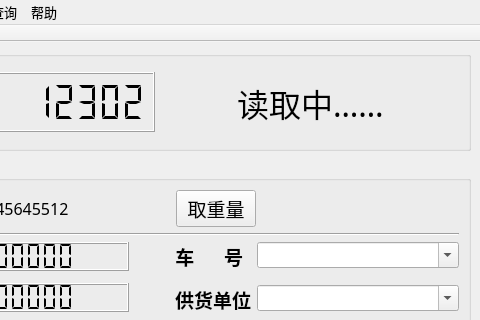
Old version of the form ui/balance.ui in the repository yuyan235813/balance_platform; both pictures show x 177 to 657 and y 0 to 320 of the 657 by 684 pixel window.
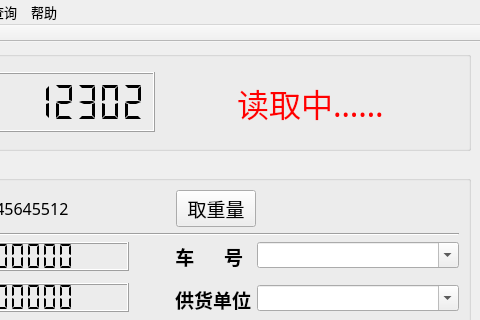
New version of the form.

Patch:
```diff
--- a/ui/balance.ui
+++ b/ui/balance.ui
@@ -163,6 +163,9 @@
            <strikeout>false</strikeout>
           </font>
          </property>
+         <property name="styleSheet">
+          <string notr="true">color:rgb(255, 0, 0)</string>
+         </property>
          <property name="text">
           <string>读取中……</string>
          </property>
```
